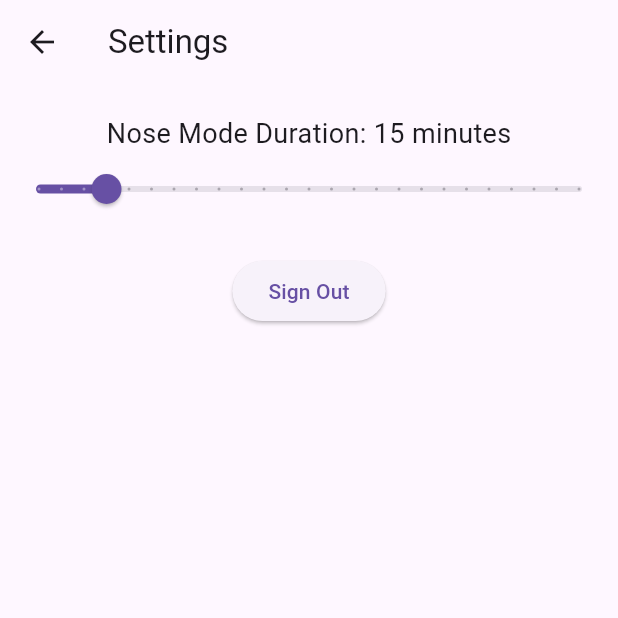
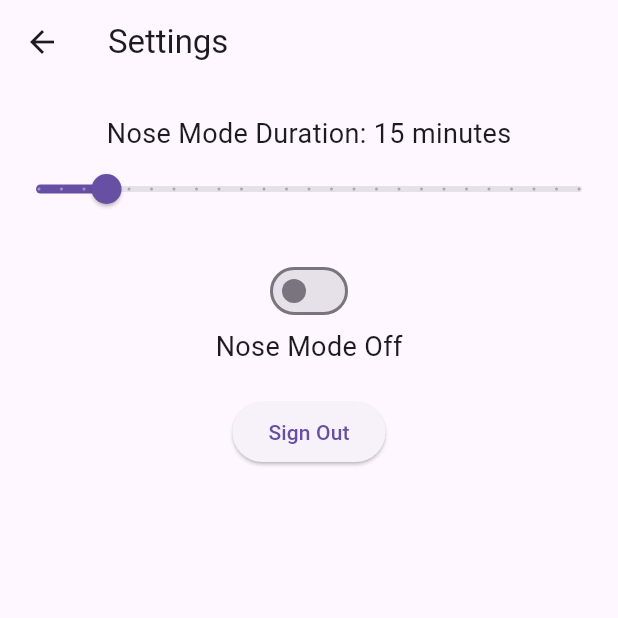
Before and after one commit to ninamaria31/TreeDoList, a Flutter app: the SettingsScreen screen opened directly, on a phone screen of 412 x 824 dp, the top half of it. Run offline on Flutter 3.47's test engine with Material 3 defaults, Android fonts, the phone set to English and light mode, and no system bars; our stand-ins replace carousel_slider, firebase_auth, firebase_core, flutter_svg, google_sign_in; missing offline and left inert: snap_scroll_physics; accounts and stored records are empty.

Commit message:
WIP nose mode timer

```diff
--- a/lib/settings/settings.dart
+++ b/lib/settings/settings.dart
@@ -1,9 +1,12 @@
+import 'dart:async';
 import 'package:flutter/material.dart';
-
 import '../auth.dart';
+import '../services/nose_mode_service.dart';
 
 // global variable for storing the duration of the nose mode
 double noseModeDuration = 15.0;
+double noseModeCountdown = 15.0;
+TimerService _timerService = TimerService();
 
 class SettingsButton extends StatelessWidget {
   const SettingsButton({super.key});
@@ -15,7 +18,7 @@ class SettingsButton extends StatelessWidget {
         // Navigate to the settings screen or show a settings dialog
         Navigator.push(
           context,
-          MaterialPageRoute(builder: (context) => const SettingsScreen()),
+          MaterialPageRoute(builder: (context) => SettingsScreen()),
         );
       },
       child: const Icon(Icons.menu),
@@ -24,14 +27,13 @@ class SettingsButton extends StatelessWidget {
 }
 
 class SettingsScreen extends StatefulWidget {
-  const SettingsScreen({super.key});
+  SettingsScreen({super.key});
 
   @override
   _SettingsScreenState createState() => _SettingsScreenState();
 }
 
 class _SettingsScreenState extends State<SettingsScreen> {
-  //double _duration = 15.0; // Initial duration value in minutes
 
   @override
   Widget build(BuildContext context) {
@@ -57,12 +59,48 @@ class _SettingsScreenState extends State<SettingsScreen> {
                 onChanged: (double value) {
                   setState(() {
                     noseModeDuration = value;
+                    noseModeCountdown = value;
                   });
                 },
               ),
               const SizedBox(height: 20),
             ],
           ),
+          Switch(
+            value: _timerService.isRunning(),
+            onChanged: (value) {
+              setState(() {
+                if (value) {
+                  _timerService.startTimer((int tick) {
+                    print('Timer ticked! Count: $tick');
+                    //noseModeCountdown = noseModeDuration - tick;
+                    setState(() => noseModeCountdown = noseModeDuration - tick); // todo here is an issue with the screen not being mounted
+                    if (tick == noseModeDuration.toInt()) { // todo add " * 60 "
+                      _timerService.stopTimer();
+                      setState(() => noseModeCountdown = noseModeDuration);
+                    }
+                  });
+                } else {
+                  _timerService.stopTimer();
+                  noseModeCountdown = noseModeDuration;
+                }
+              });
+            },
+          ),
+          Text(
+            _timerService.isRunning() ? 'Nose Mode Timer: ${noseModeCountdown.toInt()} minutes remaining' : 'Nose Mode Off',
+            style: TextStyle(fontSize: 18),
+          ),
+          //ElevatedButton(
+          //  child:  !_noseModeActive ? Text("Start Nose Mode"): Text("Stop Nose Mode"),
+          //  //    style: TextStyle(fontSize: 14)
+          //
+          //  onPressed: () {
+          //    setState(() => _noseModeActive = !_noseModeActive);
+          //    _startTimer();
+          //  },
+          //),
+          const SizedBox(height: 20),
           ElevatedButton(
             onPressed: () async {
               await Auth().signOut();
```
Also changed, not shown: 1 other file.
